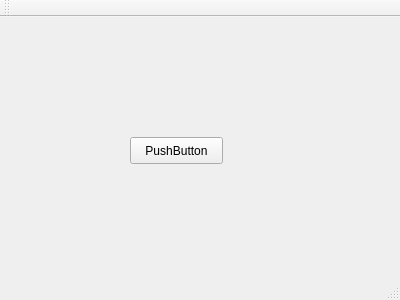
Qt form Client/Client_Synergie/fenetreprincipale.ui (im-jon/CLL-Synergie) before a commit.
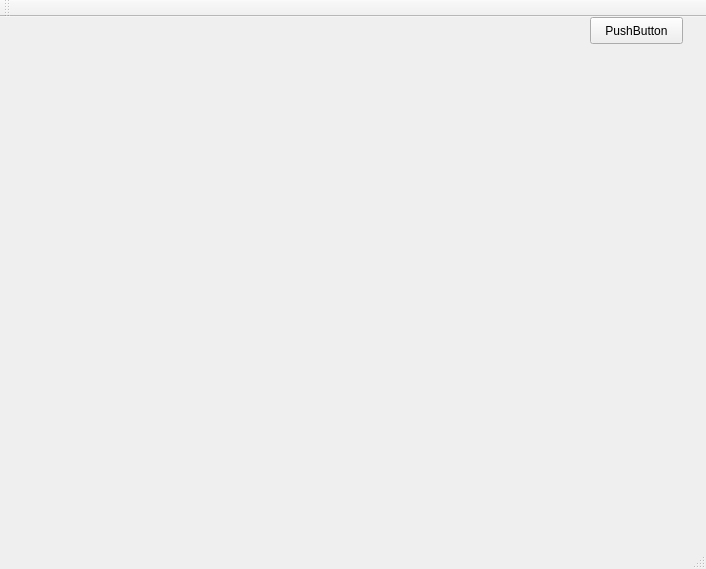
The same form after that commit.

Commit message: Intégration de QSCintilla dans la fenêtre du client

Diff of the .ui file:
```diff
--- a/Client/Client_Synergie/fenetreprincipale.ui
+++ b/Client/Client_Synergie/fenetreprincipale.ui
@@ -6,8 +6,8 @@
    <rect>
     <x>0</x>
     <y>0</y>
-    <width>400</width>
-    <height>300</height>
+    <width>706</width>
+    <height>569</height>
    </rect>
   </property>
   <property name="windowTitle">
@@ -17,8 +17,8 @@
    <widget class="QPushButton" name="btnConnection">
     <property name="geometry">
      <rect>
-      <x>130</x>
-      <y>120</y>
+      <x>590</x>
+      <y>0</y>
       <width>93</width>
       <height>27</height>
      </rect>
```
Left out of the diff: 2 changed lines with no effect on the pictures. The commit also changes 3 other files.
